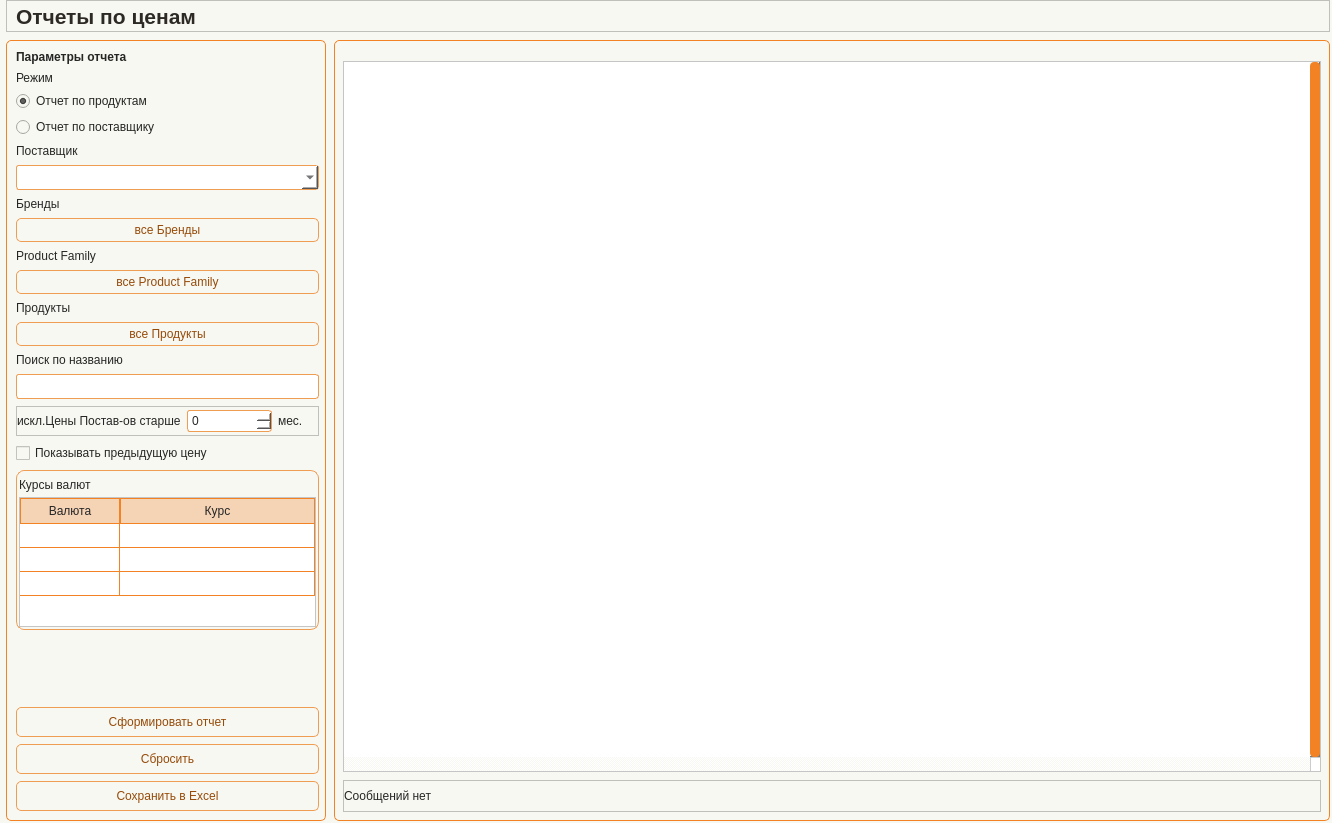
The window that app/ui/windows/price_reports.ui (Masik84/Procurement_app) describes before a commit, drawn with Qt 5.
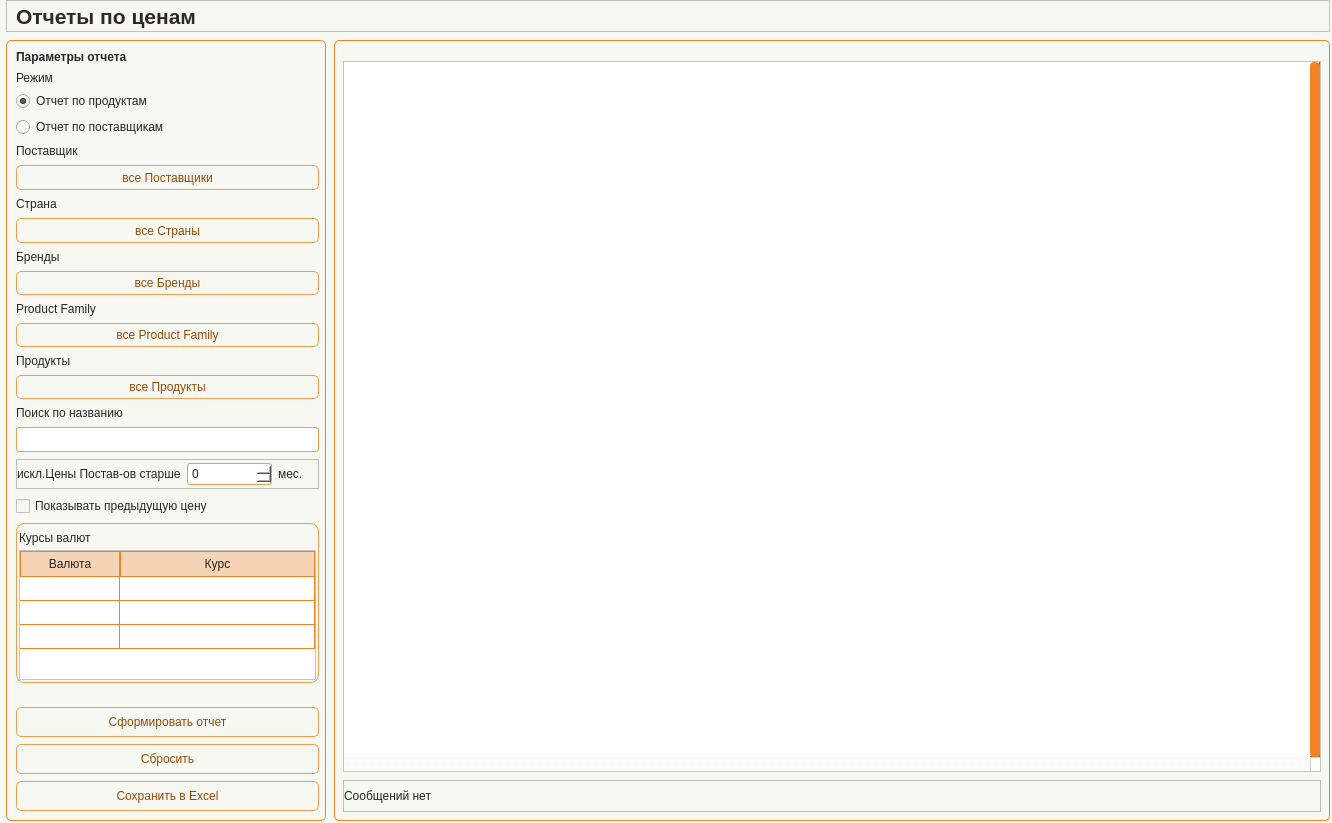
The same window after the commit. Icons and pictures are not drawn.

```diff
--- a/app/ui/windows/price_reports.ui
+++ b/app/ui/windows/price_reports.ui
@@ -315,7 +315,7 @@
                <item>
                 <widget class="QRadioButton" name="radio_BySupplier">
                  <property name="text">
-                  <string>Отчет по поставщику</string>
+                  <string>Отчет по поставщикам</string>
                  </property>
                 </widget>
                </item>
@@ -330,12 +330,35 @@
              </widget>
             </item>
             <item>
-             <widget class="QComboBox" name="cbo_Supplier">
+             <widget class="QPushButton" name="btn_FilterSupplier">
               <property name="minimumSize">
                <size>
                 <width>0</width>
                 <height>25</height>
                </size>
+              </property>
+              <property name="text">
+               <string>все Поставщики</string>
+              </property>
+             </widget>
+            </item>
+            <item>
+             <widget class="QLabel" name="label_country">
+              <property name="text">
+               <string>Страна</string>
+              </property>
+             </widget>
+            </item>
+            <item>
+             <widget class="QPushButton" name="btn_FilterCountry">
+              <property name="minimumSize">
+               <size>
+                <width>0</width>
+                <height>25</height>
+               </size>
+              </property>
+              <property name="text">
+               <string>все Страны</string>
               </property>
              </widget>
             </item>
```
